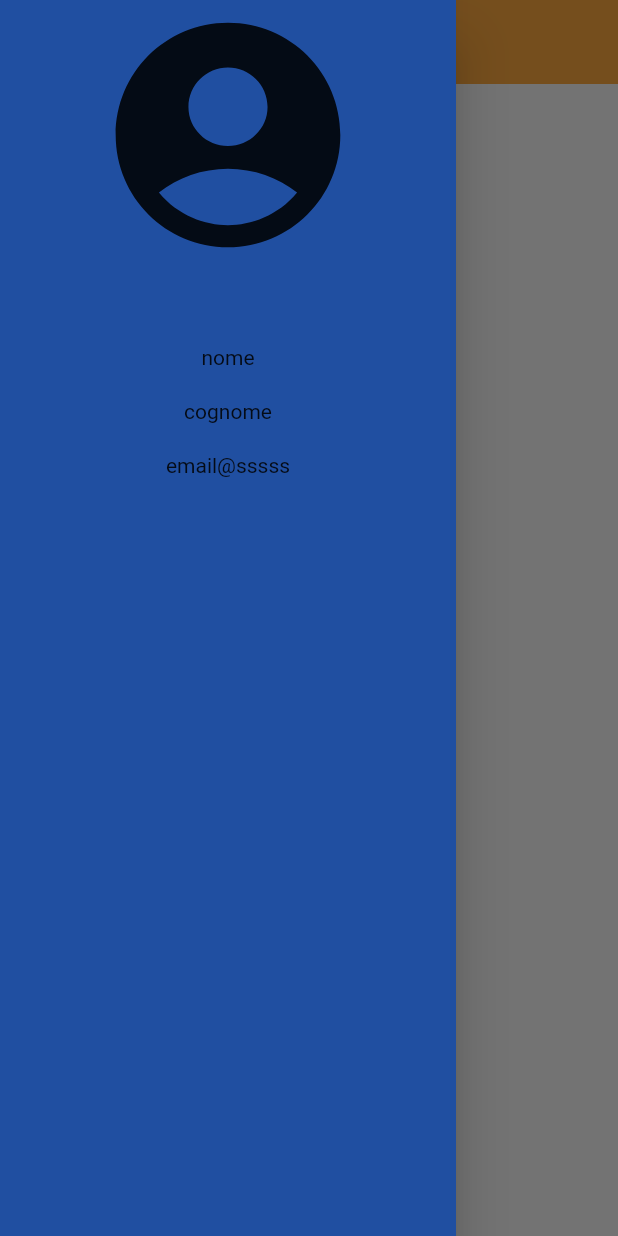
After one commit to nide29/progettoSisInfFrontend, a Flutter app: the HomePage screen opened directly, with the side drawer open, on a phone screen of 412 x 824 dp. The commit adds this screen. Run offline on Flutter 3.47's test engine with Material 2 defaults, Android fonts, the phone set to English and light mode, and no system bars; our stand-ins replace flutter_login; missing offline and left inert: jwt_decode; Roboto replaces fonts that are missing (Avenir).

Commit message:
homepage implemented

```diff
--- a/lib/UI/pages/dipendenteLogin.dart
+++ b/lib/UI/pages/dipendenteLogin.dart
@@ -1,5 +1,6 @@
 import 'package:flutter/material.dart';
 import 'package:flutter_login/flutter_login.dart';
+import 'package:sisinf/UI/pages/homepage.dart';
 
 import '../../restManagers/HttpRequest.dart';
 
@@ -55,11 +56,13 @@ class _DipendenteLoginState extends State<DipendenteLogin>{
   Widget build(BuildContext context) {
     return FlutterLogin(
       title: 'RUSH BET',
-      //logo: AssetImage('assets/images/ecorp-lightblue.png'),
+      logo: AssetImage('images/RUSHBET_Logo.png'),
       onLogin: _authUser,
       onSubmitAnimationCompleted: () {
         showSnackBarOK(context);
         //Navigator.of(context).pushReplacementNamed('/homePageAuth');
+        Navigator.push(context,
+            MaterialPageRoute(builder: ((context) => HomePage())));
       },
       hideForgotPasswordButton: true,
       onRecoverPassword: (String ) {  },
--- /dev/null
+++ b/lib/UI/pages/homepage.dart
@@ -0,0 +1,42 @@
+import 'package:flutter/material.dart';
+
+class HomePage extends StatefulWidget {
+  @override
+  State<StatefulWidget> createState() => _HomePageState();
+}
+
+class _HomePageState extends State<HomePage> {
+  @override
+  Widget build(BuildContext context) {
+    String nome = "dipendenteeeee";
+    String email = "dipendent@eeeeee.eee";
+
+    return Scaffold(
+      appBar: AppBar(
+        elevation: 0,
+        backgroundColor: Colors.orangeAccent,
+        title: Text(
+          'GESTIONE CLIENTI',
+          style:
+              TextStyle(color: Colors.blue, fontSize: 24, fontFamily: 'Avenir'),
+        ),
+      ),
+      drawer: Drawer(
+        backgroundColor: Color.fromRGBO(32, 79, 161, 1),
+        child: Column(
+          children: [
+            Icon(Icons.account_circle_rounded, size: 180),
+            SizedBox(height: 50),
+            Text("nome"),
+            SizedBox(height: 20),
+            Text("cognome"),
+            SizedBox(height: 20),
+            Text("email@sssss"),
+
+          ],
+        )
+        //BODY
+      ),
+    );
+  }
+}
--- a/pubspec.yaml
+++ b/pubspec.yaml
@@ -62,8 +62,8 @@ flutter:
   uses-material-design: true
 
   # To add assets to your application, add an assets section, like this:
-  # assets:
-  #   - images/a_dot_burr.jpeg
+  assets:
+     - images/RUSHBET_Logo.png
   #   - images/a_dot_ham.jpeg
 
   # An image asset can refer to one or more resolution-specific "variants", see
```
Also changed, not shown: lib/restManagers/HttpRequest.dart (+6 -4 lines), lib/supports/Constants.dart (+16 -7 lines), images/RUSHBET_Logo.png (added).
